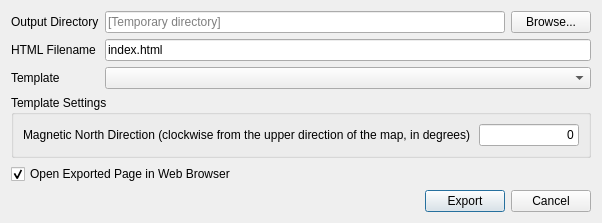
First picture: the form in ui/exporttowebdialog.ui, repository minorua/Qgis2threejs, before the edit.
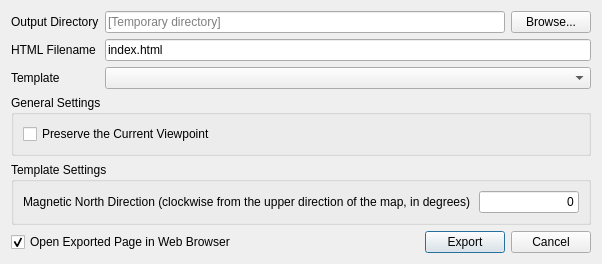
Second picture: the form after the edit.

Commit message: Export to Web: add preserve viewpoint option (fix #166)

The edit to the form file:
```diff
--- a/ui/exporttowebdialog.ui
+++ b/ui/exporttowebdialog.ui
@@ -7,7 +7,7 @@
     <x>0</x>
     <y>0</y>
     <width>602</width>
-    <height>220</height>
+    <height>252</height>
    </rect>
   </property>
   <property name="windowTitle">
@@ -78,7 +78,23 @@
     </layout>
    </item>
    <item>
-    <widget class="QGroupBox" name="groupBox">
+    <widget class="QGroupBox" name="groupBox_General">
+     <property name="title">
+      <string>General Settings</string>
+     </property>
+     <layout class="QVBoxLayout" name="verticalLayout_2">
+      <item>
+       <widget class="QCheckBox" name="checkBox_PreserveViewpoint">
+        <property name="text">
+         <string>Preserve the Current Viewpoint</string>
+        </property>
+       </widget>
+      </item>
+     </layout>
+    </widget>
+   </item>
+   <item>
+    <widget class="QGroupBox" name="groupBox_Template">
      <property name="title">
       <string>Template Settings</string>
      </property>
@@ -129,6 +145,8 @@
     </spacer>
    </item>
    <item>
+    <layout class="QHBoxLayout" name="horizontalLayout_3">
+     <item>
     <widget class="QCheckBox" name="checkBox_openPage">
      <property name="text">
       <string>Open Exported Page in Web Browser</string>
@@ -139,8 +157,6 @@
     </widget>
    </item>
    <item>
-    <layout class="QHBoxLayout" name="horizontalLayout_3">
-     <item>
       <spacer name="horizontalSpacer">
        <property name="orientation">
         <enum>Qt::Horizontal</enum>
```
Left out of the diff: 1 changed line with no effect on the pictures. Lines whose indentation alone changed are shown as unchanged. The commit also changes 7 other files.
